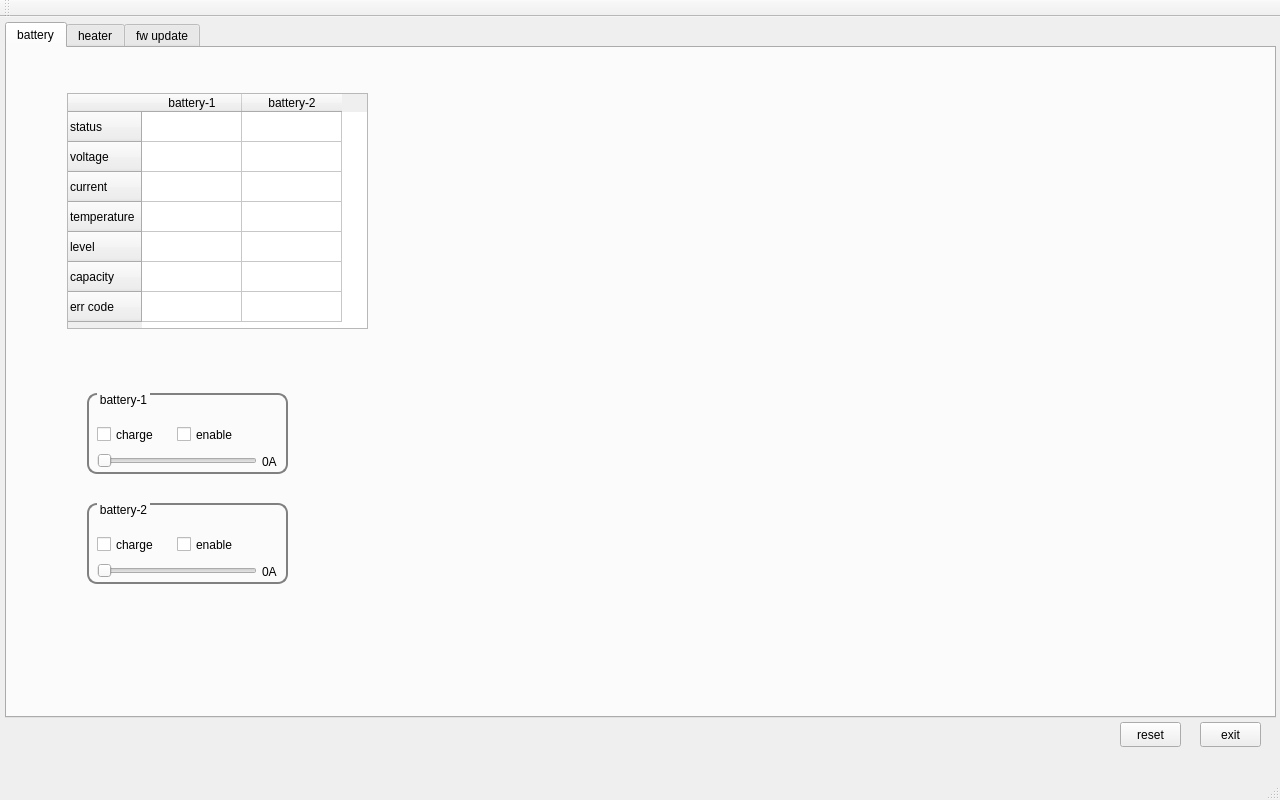
Above: mainwindow.ui from summerkaka/autobat before the change. Below: the same form after it.
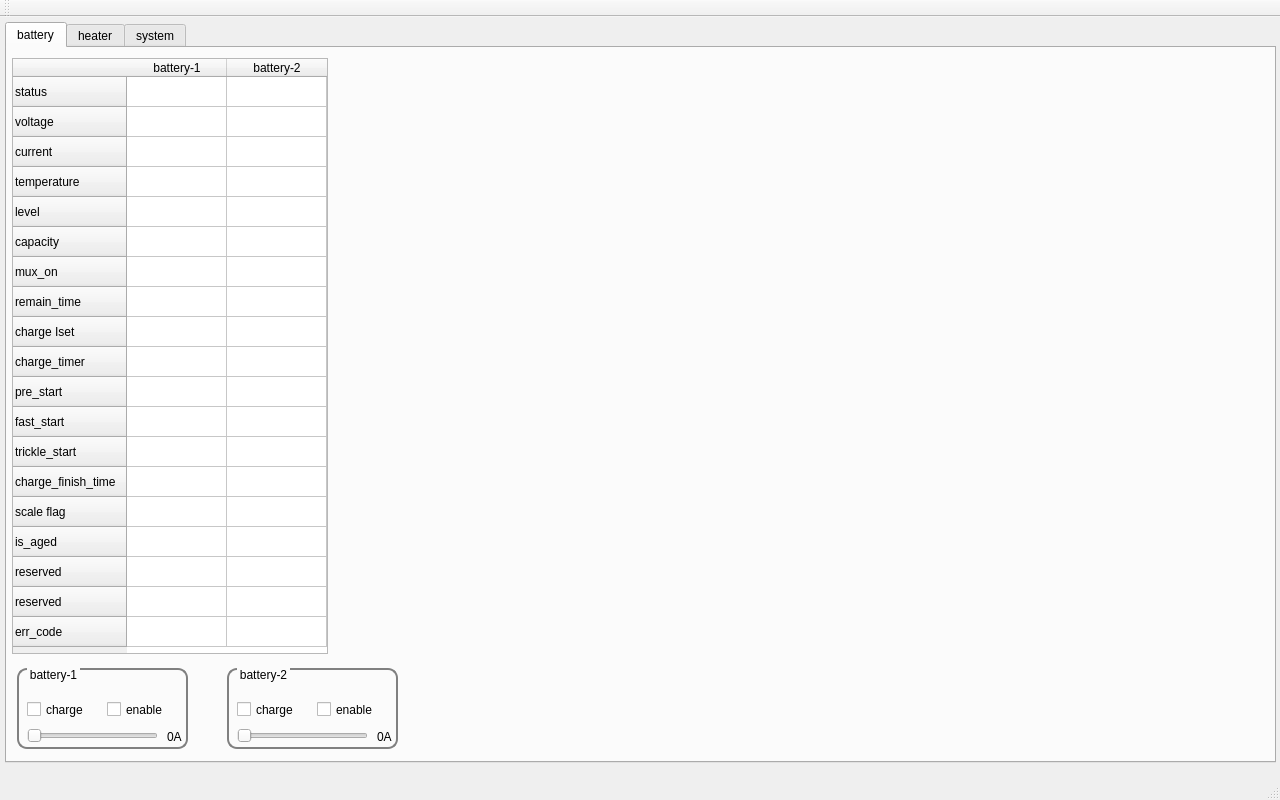
That is the form after the change. The open tabs and pages were chosen to show the change. Custom widgets are drawn as their Qt base class.

Diff of the .ui file:
```diff
--- a/mainwindow.ui
+++ b/mainwindow.ui
@@ -20,7 +20,7 @@
       <x>5</x>
       <y>5</y>
       <width>1271</width>
-      <height>696</height>
+      <height>741</height>
      </rect>
     </property>
     <property name="maximumSize">
@@ -39,10 +39,10 @@
      <widget class="QTableWidget" name="tableWidget_bat">
       <property name="geometry">
        <rect>
-        <x>60</x>
-        <y>45</y>
-        <width>301</width>
-        <height>236</height>
+        <x>5</x>
+        <y>10</y>
+        <width>316</width>
+        <height>596</height>
        </rect>
       </property>
       <row>
@@ -77,7 +77,67 @@
       </row>
       <row>
        <property name="text">
-        <string>err code</string>
+        <string>mux_on</string>
+       </property>
+      </row>
+      <row>
+       <property name="text">
+        <string>remain_time</string>
+       </property>
+      </row>
+      <row>
+       <property name="text">
+        <string>charge Iset</string>
+       </property>
+      </row>
+      <row>
+       <property name="text">
+        <string>charge_timer</string>
+       </property>
+      </row>
+      <row>
+       <property name="text">
+        <string>pre_start</string>
+       </property>
+      </row>
+      <row>
+       <property name="text">
+        <string>fast_start</string>
+       </property>
+      </row>
+      <row>
+       <property name="text">
+        <string>trickle_start</string>
+       </property>
+      </row>
+      <row>
+       <property name="text">
+        <string>charge_finish_time</string>
+       </property>
+      </row>
+      <row>
+       <property name="text">
+        <string>scale flag</string>
+       </property>
+      </row>
+      <row>
+       <property name="text">
+        <string>is_aged</string>
+       </property>
+      </row>
+      <row>
+       <property name="text">
+        <string>reserved</string>
+       </property>
+      </row>
+      <row>
+       <property name="text">
+        <string>reserved</string>
+       </property>
+      </row>
+      <row>
+       <property name="text">
+        <string>err_code</string>
        </property>
       </row>
       <column>
@@ -94,9 +154,9 @@
      <widget class="QGroupBox" name="groupBox">
       <property name="geometry">
        <rect>
-        <x>80</x>
-        <y>455</y>
-        <width>201</width>
+        <x>220</x>
+        <y>620</y>
+        <width>171</width>
         <height>81</height>
        </rect>
       </property>
@@ -122,7 +182,7 @@
       <widget class="QLabel" name="label_4">
        <property name="geometry">
         <rect>
-         <x>175</x>
+         <x>150</x>
          <y>60</y>
          <width>21</width>
          <height>17</height>
@@ -137,7 +197,7 @@
         <rect>
          <x>10</x>
          <y>60</y>
-         <width>160</width>
+         <width>131</width>
          <height>16</height>
         </rect>
        </property>
@@ -175,9 +235,9 @@
      <widget class="QGroupBox" name="groupBox_2">
       <property name="geometry">
        <rect>
-        <x>80</x>
-        <y>345</y>
-        <width>201</width>
+        <x>10</x>
+        <y>620</y>
+        <width>171</width>
         <height>81</height>
        </rect>
       </property>
@@ -203,7 +263,7 @@
       <widget class="QLabel" name="label_5">
        <property name="geometry">
         <rect>
-         <x>175</x>
+         <x>150</x>
          <y>60</y>
          <width>21</width>
          <height>17</height>
@@ -218,7 +278,7 @@
         <rect>
          <x>10</x>
          <y>60</y>
-         <width>160</width>
+         <width>131</width>
          <height>16</height>
         </rect>
        </property>
@@ -493,7 +553,7 @@
     </widget>
     <widget class="QWidget" name="tab_2">
      <attribute name="title">
-      <string>fw update</string>
+      <string>system</string>
      </attribute>
      <widget class="QPushButton" name="pushButton">
       <property name="geometry">
@@ -546,32 +606,6 @@
      </widget>
     </widget>
    </widget>
-   <widget class="QPushButton" name="pushButton_4">
-    <property name="geometry">
-     <rect>
-      <x>1200</x>
-      <y>705</y>
-      <width>61</width>
-      <height>25</height>
-     </rect>
-    </property>
-    <property name="text">
-     <string>exit</string>
-    </property>
-   </widget>
-   <widget class="QPushButton" name="pushButton_5">
-    <property name="geometry">
-     <rect>
-      <x>1120</x>
-      <y>705</y>
-      <width>61</width>
-      <height>25</height>
-     </rect>
-    </property>
-    <property name="text">
-     <string>reset</string>
-    </property>
-   </widget>
   </widget>
   <widget class="QMenuBar" name="menuBar">
    <property name="geometry">
```
Left out of the diff: 176 changed lines with no effect on the pictures.
